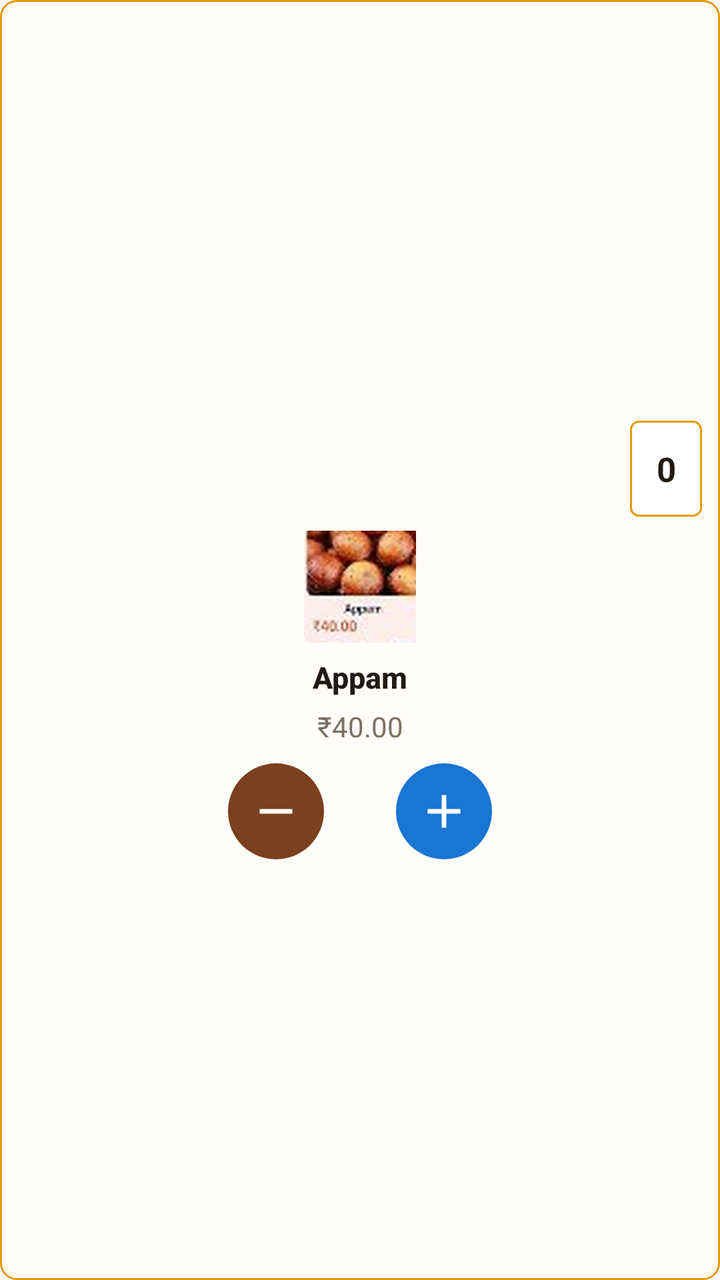
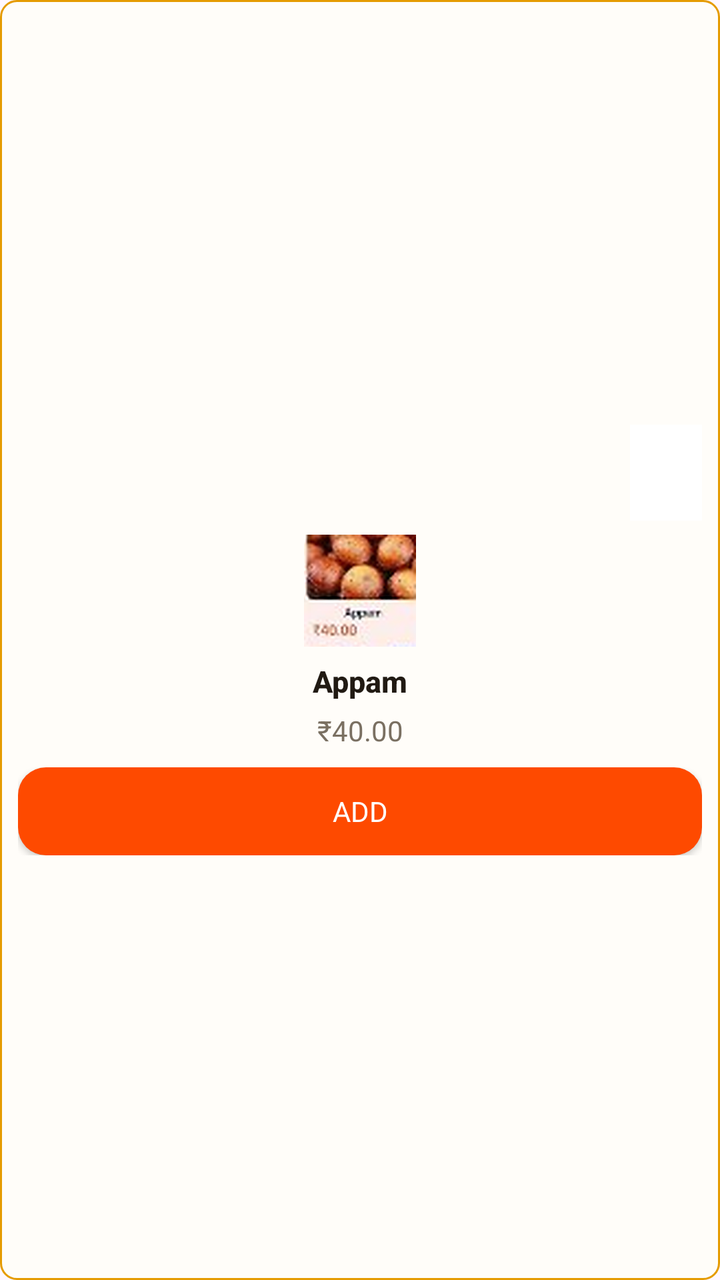

Two renders of the same Android screen: before a commit and after it. Below are the layout's source before the change and the commit's diff.
<!-- AndroidManifest.xml: application theme Theme.XeniaOneTempleApp -->
<!-- res/layout/item_product_card_pinelabs.xml -->
<?xml version="1.0" encoding="utf-8"?>
<LinearLayout xmlns:android="http://schemas.android.com/apk/res/android"
    xmlns:app="http://schemas.android.com/apk/res-auto"
    xmlns:tools="http://schemas.android.com/tools"
    android:id="@+id/cardProductRoot"
    android:layout_width="match_parent"
    android:layout_height="wrap_content"
    android:layout_margin="8dp"
    android:background="@drawable/bg_item_card"
    android:gravity="center"
    android:orientation="vertical"
    android:padding="@dimen/product_card_padding">

    <FrameLayout
        android:layout_width="match_parent"
        android:layout_height="wrap_content"
        android:layout_marginBottom="@dimen/product_name_margin_top">

        <TextView
            android:id="@+id/tvCount"
            android:layout_width="@dimen/product_stepper_count_width"
            android:layout_height="48dp"
            android:layout_gravity="end|top"
            android:background="@drawable/bg_stepper_count"
            android:gravity="center"
            android:text="0"
            android:textColor="@color/text_dark"
            android:textSize="@dimen/product_stepper_count_text_size"
            android:textStyle="bold" />
    </FrameLayout>

    <ImageView
        android:id="@+id/ivProduct"
        android:layout_width="@dimen/product_image_size"
        android:layout_height="@dimen/product_image_size"
        android:layout_gravity="center_horizontal"
        android:background="#15000000"
        android:contentDescription="Product Image"
        android:scaleType="fitCenter"
        android:src="@drawable/item_appam" />

    <TextView
        android:id="@+id/tvProductName"
        android:layout_width="match_parent"
        android:layout_height="wrap_content"
        android:layout_marginTop="@dimen/product_name_margin_top"
        android:ellipsize="end"
        android:fontFamily="sans-serif-medium"
        android:gravity="center"
        android:maxLines="1"
        android:text="Appam"
        android:textAlignment="center"
        android:textColor="@color/text_dark"
        android:textSize="@dimen/product_name_text_size"
        android:textStyle="bold" />

    <TextView
        android:id="@+id/tvProductPrice"
        android:layout_width="match_parent"
        android:layout_height="wrap_content"
        android:layout_marginTop="@dimen/product_price_margin_top"
        android:gravity="center"
        android:text="₹40.00"
        android:textAlignment="center"
        android:textColor="@color/text_muted"
        android:textSize="@dimen/product_price_text_size" />

    
    <LinearLayout
        android:layout_width="wrap_content"
        android:layout_height="wrap_content"
        android:layout_gravity="center_horizontal"
        android:layout_marginTop="@dimen/product_stepper_margin_top"
        android:gravity="center"
        android:orientation="horizontal">

        <ImageButton
            android:id="@+id/btnMinus"
            android:layout_width="48dp"
            android:layout_height="48dp"
            android:background="@drawable/bg_stepper_minus"
            android:contentDescription="Decrease quantity"
            android:padding="10dp"
            android:scaleType="fitCenter"
            android:src="@drawable/ic_remove" />

        <Space
            android:layout_width="@dimen/product_stepper_count_width"
            android:layout_height="0dp" />

        <ImageButton
            android:id="@+id/btnPlus"
            android:layout_width="48dp"
            android:layout_height="48dp"
            android:background="@drawable/bg_stepper_plus"
            android:contentDescription="Increase quantity"
            android:padding="10dp"
            android:scaleType="fitCenter"
            android:src="@drawable/ic_add" />
    </LinearLayout>

</LinearLayout>
<!-- resources referenced by this layout -->
<resources>
  <color name="text_dark">#211A13</color>
  <color name="text_muted">#7A7062</color>
  <dimen name="product_card_padding">9dp</dimen>
  <dimen name="product_image_size">56dp</dimen>
  <dimen name="product_name_margin_top">7dp</dimen>
  <dimen name="product_name_text_size">15sp</dimen>
  <dimen name="product_price_margin_top">5dp</dimen>
  <dimen name="product_price_text_size">14sp</dimen>
  <dimen name="product_stepper_count_text_size">17sp</dimen>
  <dimen name="product_stepper_count_width">36dp</dimen>
  <dimen name="product_stepper_margin_top">9dp</dimen>
  <!-- drawable bg_item_card (drawable) -->
  <?xml version="1.0" encoding="utf-8"?>
  <shape xmlns:android="http://schemas.android.com/apk/res/android"
      android:shape="rectangle">
      <solid android:color="@color/temple_card_bg" />
      <stroke
          android:width="1dp"
          android:color="@color/table_border" />
      <corners android:radius="8dp" />
  </shape>
  <!-- drawable bg_stepper_count (drawable) -->
  <?xml version="1.0" encoding="utf-8"?>
  <shape xmlns:android="http://schemas.android.com/apk/res/android"
      android:shape="rectangle">
      <solid android:color="@color/stepper_count_bg" />
      <stroke
          android:width="1dp"
          android:color="@color/table_border" />
      <corners android:radius="4dp" />
  </shape>
  <!-- drawable bg_stepper_minus (drawable) -->
  <?xml version="1.0" encoding="utf-8"?>
  <ripple xmlns:android="http://schemas.android.com/apk/res/android"
      android:color="#40FFFFFF">
      <item>
          <shape android:shape="oval">
              <solid android:color="@color/stepper_minus_brown" />
          </shape>
      </item>
  </ripple>
  <!-- drawable bg_stepper_plus (drawable) -->
  <?xml version="1.0" encoding="utf-8"?>
  <ripple xmlns:android="http://schemas.android.com/apk/res/android"
      android:color="#40FFFFFF">
      <item>
          <shape android:shape="oval">
              <solid android:color="@color/stepper_plus_blue" />
          </shape>
      </item>
  </ripple>
  <!-- drawable ic_add (drawable) -->
  <vector xmlns:android="http://schemas.android.com/apk/res/android"
      android:width="24dp"
      android:height="24dp"
      android:viewportWidth="24"
      android:viewportHeight="24">
    <path
        android:fillColor="#FFFFFFFF"
        android:pathData="M19,13h-6v6h-2v-6H5v-2h6V5h2v6h6v2z"/>
  </vector>
  <!-- drawable ic_remove (drawable) -->
  <vector xmlns:android="http://schemas.android.com/apk/res/android"
      android:width="24dp"
      android:height="24dp"
      android:viewportWidth="24"
      android:viewportHeight="24">
    <path
        android:fillColor="#FFFFFFFF"
        android:pathData="M19,13H5v-2h14v2z"/>
  </vector>
  <style name="Theme.XeniaOneTempleApp" parent="Base.Theme.XeniaOneTempleApp" />
  <color name="temple_card_bg">#FFFDF9</color>
  <color name="table_border">#E59B00</color>
  <color name="stepper_count_bg">#FFFFFF</color>
  <color name="stepper_minus_brown">#7A4020</color>
  <color name="stepper_plus_blue">#1976D2</color>
  <color name="temple_gold_primary">#A76505</color>
  <color name="temple_gold_dark">#7C4A02</color>
  <color name="pay_button_orange">#FE4A00</color>
  <color name="billing_screen_bg">#FAF1DA</color>
  <!-- unchanged entries left out for length: 2 -->
</resources>

<!-- the commit's change to res/layout/item_product_card_pinelabs.xml (unified diff, before → after) -->
@@ -23,7 +23,6 @@
             android:layout_gravity="end|top"
             android:background="@drawable/bg_stepper_count"
             android:gravity="center"
-            android:text="0"
             android:textColor="@color/text_dark"
             android:textSize="@dimen/product_stepper_count_text_size"
             android:textStyle="bold" />
@@ -66,37 +65,57 @@
         android:textSize="@dimen/product_price_text_size" />
 
     
-    <LinearLayout
-        android:layout_width="wrap_content"
+    <FrameLayout
+        android:layout_width="match_parent"
         android:layout_height="wrap_content"
         android:layout_gravity="center_horizontal"
-        android:layout_marginTop="@dimen/product_stepper_margin_top"
-        android:gravity="center"
-        android:orientation="horizontal">
+        android:layout_marginTop="@dimen/product_stepper_margin_top">
 
-        <ImageButton
-            android:id="@+id/btnMinus"
-            android:layout_width="48dp"
-            android:layout_height="48dp"
-            android:background="@drawable/bg_stepper_minus"
-            android:contentDescription="Decrease quantity"
-            android:padding="10dp"
-            android:scaleType="fitCenter"
-            android:src="@drawable/ic_remove" />
+        
+        <androidx.appcompat.widget.AppCompatButton
+            android:id="@+id/btnAdd"
+            android:layout_width="match_parent"
+            android:layout_height="44dp"
+            android:background="@drawable/bg_pay_button"
+            android:fontFamily="sans-serif-bold"
+            android:text="@string/btn_add"
+            android:textColor="@color/white"
+            android:textSize="14sp" />
 
-        <Space
-            android:layout_width="@dimen/product_stepper_count_width"
-            android:layout_height="0dp" />
+        
+        <LinearLayout
+            android:id="@+id/layoutStepper"
+            android:layout_width="wrap_content"
+            android:layout_height="wrap_content"
+            android:layout_gravity="center"
+            android:gravity="center"
+            android:orientation="horizontal"
+            android:visibility="gone">
 
-        <ImageButton
-            android:id="@+id/btnPlus"
-            android:layout_width="48dp"
-            android:layout_height="48dp"
-            android:background="@drawable/bg_stepper_plus"
-            android:contentDescription="Increase quantity"
-            android:padding="10dp"
-            android:scaleType="fitCenter"
-            android:src="@drawable/ic_add" />
-    </LinearLayout>
+            <ImageButton
+                android:id="@+id/btnMinus"
+                android:layout_width="48dp"
+                android:layout_height="48dp"
+                android:background="@drawable/bg_stepper_minus"
+                android:contentDescription="Decrease quantity"
+                android:padding="10dp"
+                android:scaleType="fitCenter"
+                android:src="@drawable/ic_remove" />
+
+            <Space
+                android:layout_width="@dimen/product_stepper_count_width"
+                android:layout_height="0dp" />
+
+            <ImageButton
+                android:id="@+id/btnPlus"
+                android:layout_width="48dp"
+                android:layout_height="48dp"
+                android:background="@drawable/bg_stepper_plus"
+                android:contentDescription="Increase quantity"
+                android:padding="10dp"
+                android:scaleType="fitCenter"
+                android:src="@drawable/ic_add" />
+        </LinearLayout>
+    </FrameLayout>
 
 </LinearLayout>
<!-- resource entries referenced after the edit -->
@@ -2,6 +2,7 @@
 <resources>
   <color name="text_dark">#211A13</color>
   <color name="text_muted">#7A7062</color>
+  <color name="white">#FFFFFF</color>
   <dimen name="product_card_padding">9dp</dimen>
   <dimen name="product_image_size">56dp</dimen>
   <dimen name="product_name_margin_top">7dp</dimen>
@@ -21,15 +22,26 @@
           android:color="@color/table_border" />
       <corners android:radius="8dp" />
   </shape>
+  <!-- drawable bg_pay_button (drawable) -->
+  <?xml version="1.0" encoding="utf-8"?>
+  <ripple xmlns:android="http://schemas.android.com/apk/res/android"
+      android:color="#40FFFFFF">
+      <item>
+          <shape android:shape="rectangle">
+              <solid android:color="@color/pay_button_orange" />
+              <corners android:radius="14dp" />
+          </shape>
+      </item>
+  </ripple>
   <!-- drawable bg_stepper_count (drawable) -->
   <?xml version="1.0" encoding="utf-8"?>
   <shape xmlns:android="http://schemas.android.com/apk/res/android"
       android:shape="rectangle">
       <solid android:color="@color/stepper_count_bg" />
-      <stroke
-          android:width="1dp"
-          android:color="@color/table_border" />
-      <corners android:radius="4dp" />
+  
+  
+  
+  
   </shape>
   <!-- drawable bg_stepper_minus (drawable) -->
   <?xml version="1.0" encoding="utf-8"?>
@@ -71,6 +83,7 @@
         android:fillColor="#FFFFFFFF"
         android:pathData="M19,13H5v-2h14v2z"/>
   </vector>
+  <string name="btn_add">ADD</string>
   <style name="Theme.XeniaOneTempleApp" parent="Base.Theme.XeniaOneTempleApp" />
   <color name="temple_card_bg">#FFFDF9</color>
   <color name="table_border">#E59B00</color>
